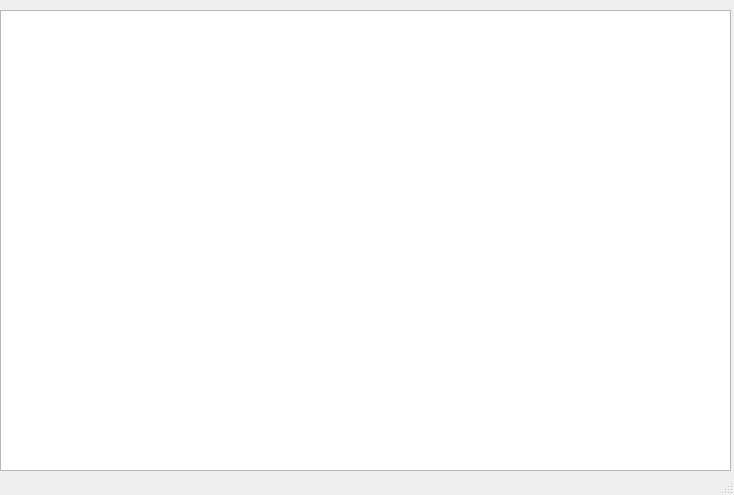
Before: the Qt Designer form main.ui in Kaler654/Espresso, drawn with Qt 5.
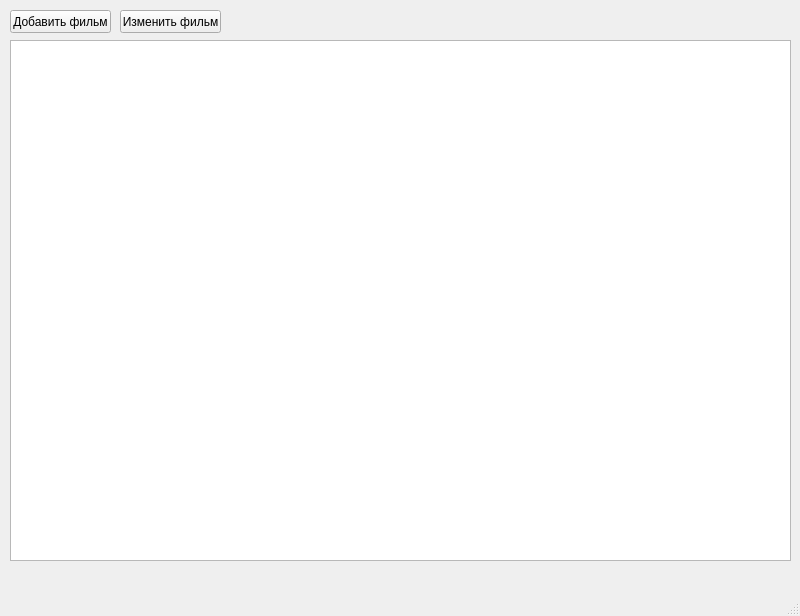
After: the same form once the commit is applied.

Diff of the .ui file:
```diff
--- a/main.ui
+++ b/main.ui
@@ -6,22 +6,61 @@
    <rect>
     <x>0</x>
     <y>0</y>
-    <width>734</width>
-    <height>495</height>
+    <width>800</width>
+    <height>616</height>
    </rect>
   </property>
   <property name="windowTitle">
    <string>MainWindow</string>
   </property>
   <widget class="QWidget" name="centralwidget">
+   <widget class="QPushButton" name="pushButton">
+    <property name="geometry">
+     <rect>
+      <x>10</x>
+      <y>10</y>
+      <width>101</width>
+      <height>23</height>
+     </rect>
+    </property>
+    <property name="text">
+     <string>Добавить фильм</string>
+    </property>
+   </widget>
    <widget class="QTableWidget" name="tableWidget">
     <property name="geometry">
      <rect>
-      <x>0</x>
+      <x>10</x>
+      <y>40</y>
+      <width>781</width>
+      <height>521</height>
+     </rect>
+    </property>
+   </widget>
+   <widget class="QPushButton" name="pushButton_2">
+    <property name="geometry">
+     <rect>
+      <x>120</x>
       <y>10</y>
-      <width>731</width>
-      <height>461</height>
+      <width>101</width>
+      <height>23</height>
      </rect>
+    </property>
+    <property name="text">
+     <string>Изменить фильм</string>
+    </property>
+   </widget>
+   <widget class="QLabel" name="label">
+    <property name="geometry">
+     <rect>
+      <x>230</x>
+      <y>10</y>
+      <width>531</width>
+      <height>16</height>
+     </rect>
+    </property>
+    <property name="text">
+     <string/>
     </property>
    </widget>
   </widget>
```
Left out of the diff: 2 changed lines with no effect on the pictures.
